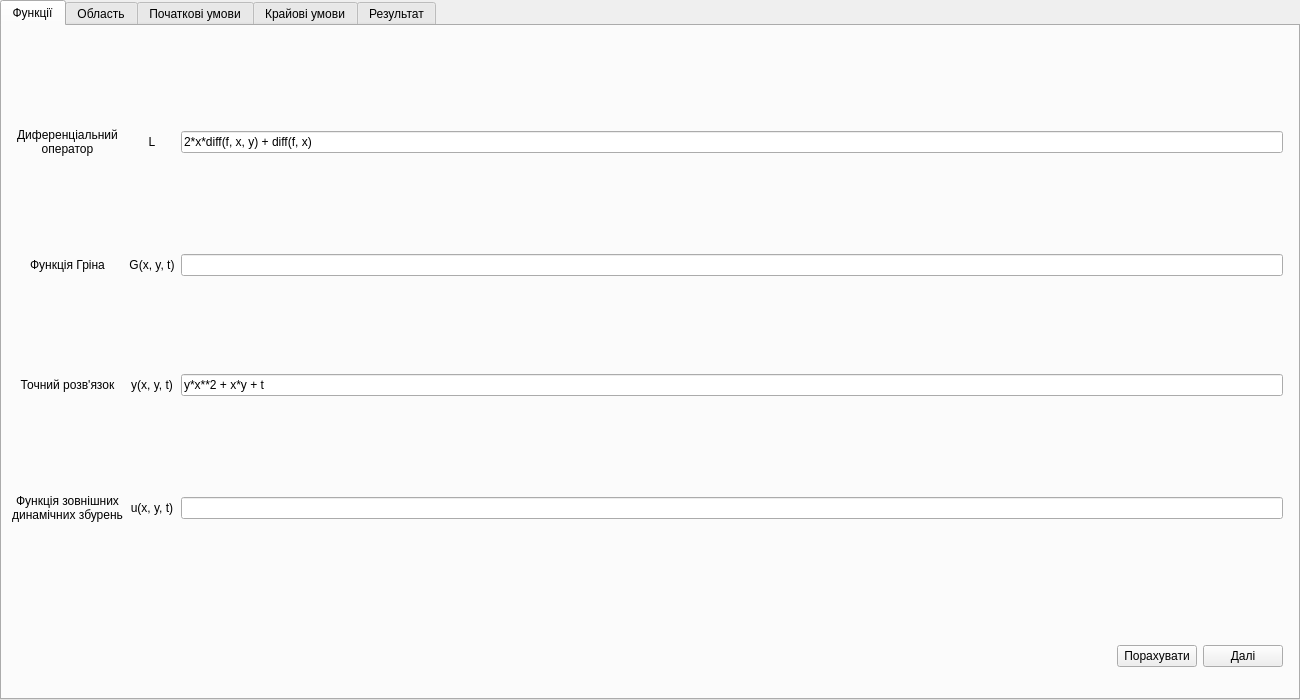
Above: tabwidget.ui from Lamzin/math-modeling before the change. Below: the same form after it.
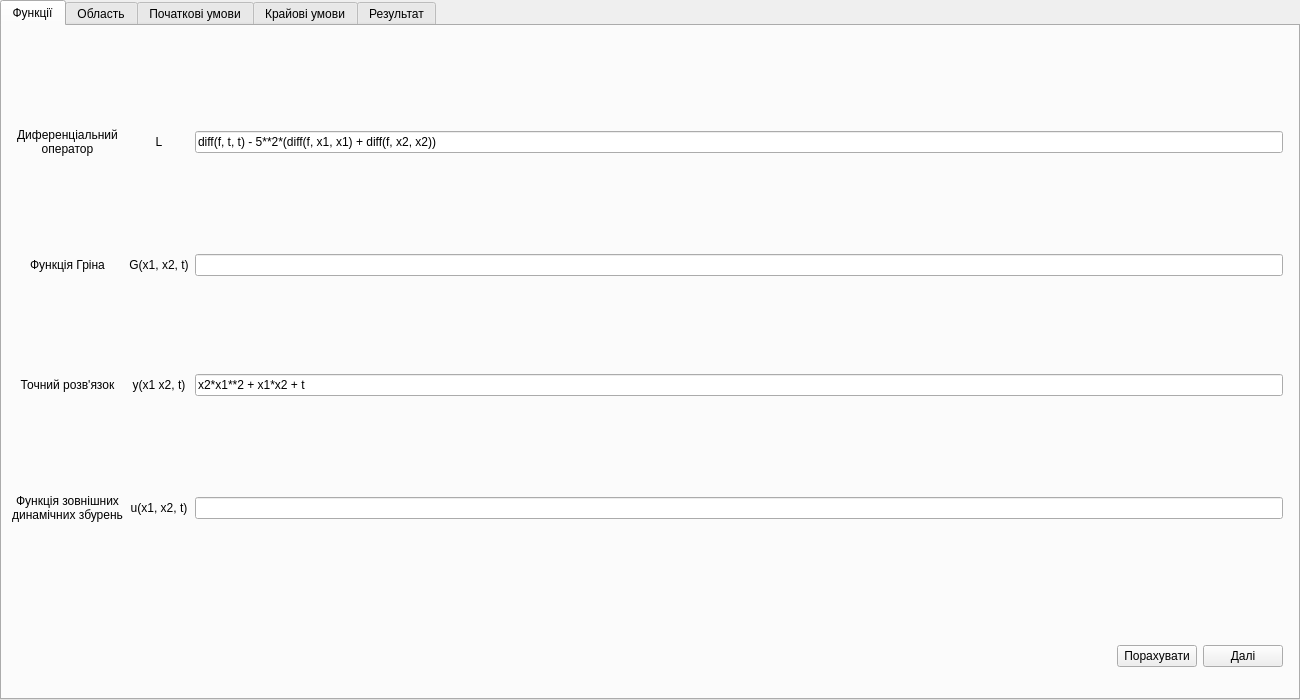
That is the form after the change. The open tabs and pages were chosen to show the change.

Patch:
```diff
--- a/tabwidget.ui
+++ b/tabwidget.ui
@@ -103,14 +103,14 @@
      <item row="0" column="2">
       <widget class="QLineEdit" name="lineEdit_L">
        <property name="text">
-        <string>2*x*diff(f, x, y) + diff(f, x)</string>
+        <string>diff(f, t, t) - 5**2*(diff(f, x1, x1) + diff(f, x2, x2))</string>
        </property>
       </widget>
      </item>
      <item row="1" column="1">
       <widget class="QLabel" name="label_G_2">
        <property name="text">
-        <string>G(x, y, t)</string>
+        <string>G(x1, x2, t)</string>
        </property>
        <property name="alignment">
         <set>Qt::AlignCenter</set>
@@ -120,7 +120,7 @@
      <item row="2" column="2">
       <widget class="QLineEdit" name="lineEdit_y">
        <property name="text">
-        <string>y*x**2 + x*y + t</string>
+        <string>x2*x1**2 + x1*x2 + t</string>
        </property>
       </widget>
      </item>
@@ -169,7 +169,7 @@
      <item row="3" column="1">
       <widget class="QLabel" name="label_u_2">
        <property name="text">
-        <string>u(x, y, t)</string>
+        <string>u(x1, x2, t)</string>
        </property>
        <property name="alignment">
         <set>Qt::AlignCenter</set>
@@ -179,7 +179,7 @@
      <item row="2" column="1">
       <widget class="QLabel" name="label_y_2">
        <property name="text">
-        <string>y(x, y, t)</string>
+        <string>y(x1 x2, t)</string>
        </property>
        <property name="alignment">
         <set>Qt::AlignCenter</set>
```
Left out of the diff: 14 changed lines with no effect on the pictures.
